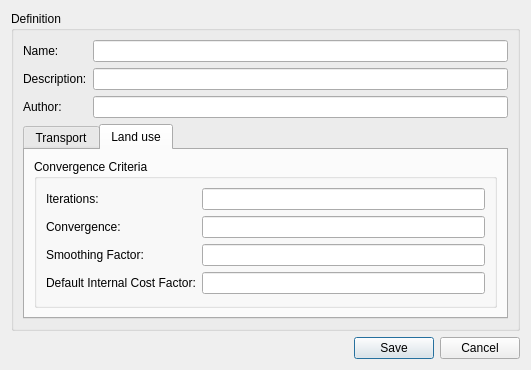
The window that configuration.ui (TomasdelaBarra/QTRANUS) describes before a commit, drawn with Qt 5.
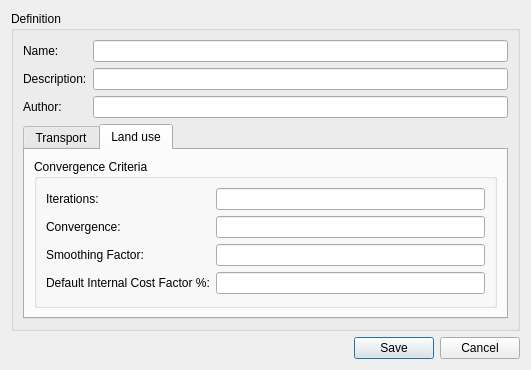
The same window after the commit. The open tabs and pages were chosen to show the change.

Patch:
```diff
--- a/configuration.ui
+++ b/configuration.ui
@@ -180,7 +180,7 @@
                      <item row="3" column="0">
                       <widget class="QLabel" name="label_8">
                        <property name="text">
-                        <string>Default Internal Cost Factor:</string>
+                        <string>Default Internal Cost Factor %:</string>
                        </property>
                       </widget>
                      </item>
```
Left out of the diff: 4 changed lines with no effect on the pictures.
